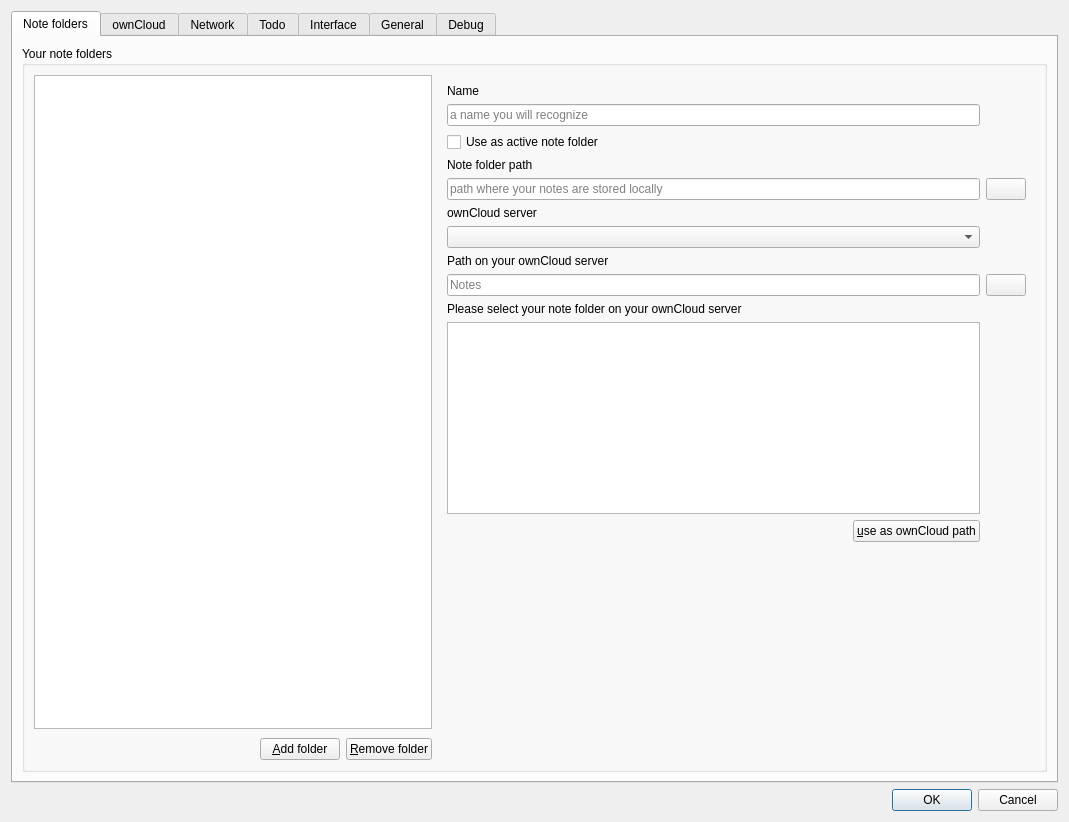
Qt form src/dialogs/settingsdialog.ui (pbek/QOwnNotes) before a commit.
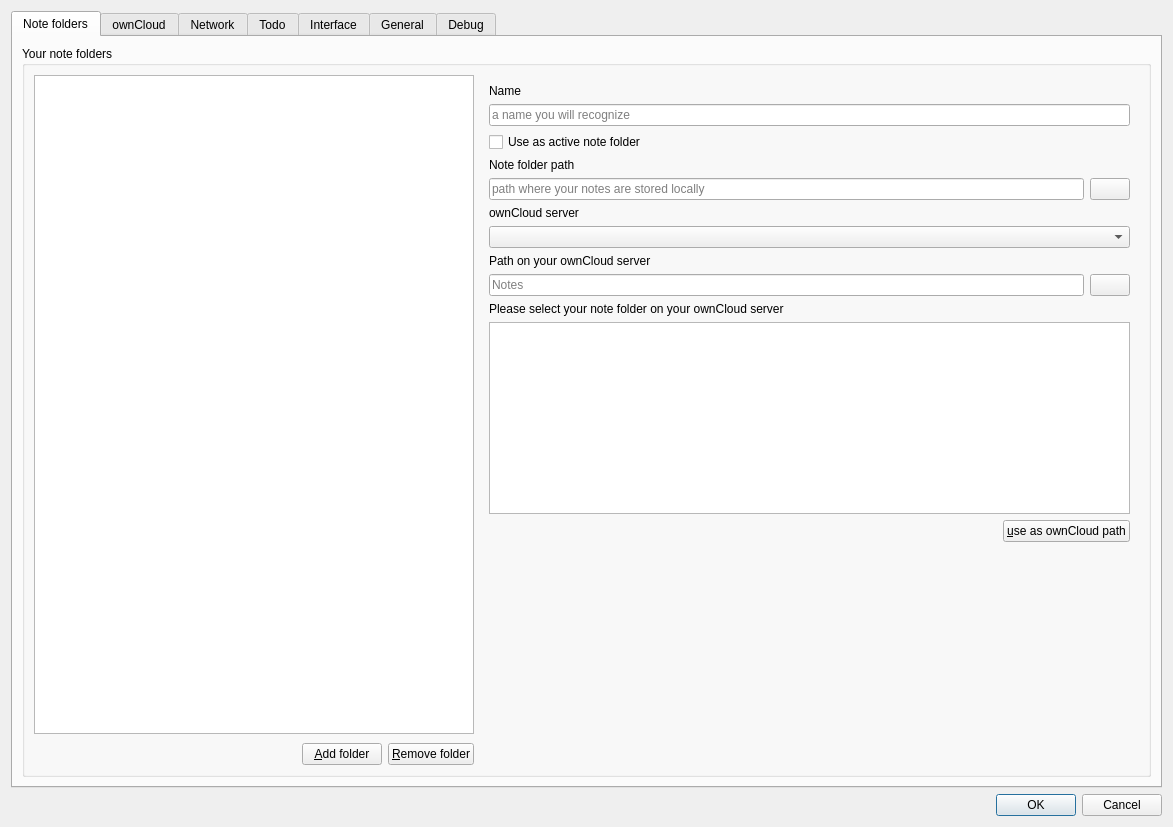
The same form after that commit. The open tabs and pages were chosen to show the change. Icons and pictures are not drawn. Custom widgets are drawn as their Qt base class.

```diff
--- a/src/dialogs/settingsdialog.ui
+++ b/src/dialogs/settingsdialog.ui
@@ -6,8 +6,8 @@
    <rect>
     <x>0</x>
     <y>0</y>
-    <width>1069</width>
-    <height>822</height>
+    <width>1173</width>
+    <height>827</height>
    </rect>
   </property>
   <property name="sizePolicy">
@@ -175,13 +175,6 @@
                  </property>
                 </widget>
                </item>
-               <item row="3" column="0">
-                <widget class="QLabel" name="label_13">
-                 <property name="text">
-                  <string>Note folder path</string>
-                 </property>
-                </widget>
-               </item>
                <item row="4" column="0">
                 <widget class="QLineEdit" name="noteFolderLocalPathLineEdit">
                  <property name="readOnly">
@@ -192,23 +185,6 @@
                  </property>
                 </widget>
                </item>
-               <item row="1" column="0">
-                <widget class="QLineEdit" name="noteFolderNameLineEdit">
-                 <property name="toolTip">
-                  <string>This name will be viewed in all the menus.</string>
-                 </property>
-                 <property name="placeholderText">
-                  <string>a name you will recognize</string>
-                 </property>
-                </widget>
-               </item>
-               <item row="0" column="0">
-                <widget class="QLabel" name="label_12">
-                 <property name="text">
-                  <string>Name</string>
-                 </property>
-                </widget>
-               </item>
                <item row="8" column="0">
                 <widget class="QLineEdit" name="noteFolderRemotePathLineEdit">
                  <property name="toolTip">
@@ -259,16 +235,6 @@
                  </layout>
                 </widget>
                </item>
-               <item row="7" column="0">
-                <widget class="QLabel" name="label_14">
-                 <property name="text">
-                  <string>Path on your ownCloud server</string>
-                 </property>
-                </widget>
-               </item>
-               <item row="6" column="0">
-                <widget class="QComboBox" name="noteFolderOwnCloudServerComboBox"/>
-               </item>
                <item row="8" column="1">
                 <widget class="QPushButton" name="noteFolderRemotePathButton">
                  <property name="toolTip">
@@ -283,7 +249,7 @@
                  </property>
                 </widget>
                </item>
-               <item row="9" column="0">
+               <item row="9" column="0" colspan="2">
                 <widget class="QFrame" name="noteFolderRemotePathTreeWidgetFrame">
                  <property name="frameShape">
                   <enum>QFrame::NoFrame</enum>
@@ -374,20 +340,54 @@
                  </layout>
                 </widget>
                </item>
-               <item row="2" column="0">
+               <item row="1" column="0" colspan="2">
+                <widget class="QLineEdit" name="noteFolderNameLineEdit">
+                 <property name="toolTip">
+                  <string>This name will be viewed in all the menus.</string>
+                 </property>
+                 <property name="placeholderText">
+                  <string>a name you will recognize</string>
+                 </property>
+                </widget>
+               </item>
+               <item row="2" column="0" colspan="2">
                 <widget class="QCheckBox" name="noteFolderActiveCheckBox">
                  <property name="text">
                   <string>Use as active note folder</string>
                  </property>
                 </widget>
                </item>
-               <item row="5" column="0">
+               <item row="5" column="0" colspan="2">
                 <widget class="QLabel" name="noteFolderOwnCloudServerLabel">
                  <property name="text">
                   <string>ownCloud server</string>
                  </property>
                 </widget>
                </item>
+               <item row="6" column="0" colspan="2">
+                <widget class="QComboBox" name="noteFolderOwnCloudServerComboBox"/>
+               </item>
+               <item row="7" column="0" colspan="2">
+                <widget class="QLabel" name="label_14">
+                 <property name="text">
+                  <string>Path on your ownCloud server</string>
+                 </property>
+                </widget>
+               </item>
+               <item row="0" column="0" colspan="2">
+                <widget class="QLabel" name="label_12">
+                 <property name="text">
+                  <string>Name</string>
+                 </property>
+                </widget>
+               </item>
+               <item row="3" column="0" colspan="2">
+                <widget class="QLabel" name="label_13">
+                 <property name="text">
+                  <string>Note folder path</string>
+                 </property>
+                </widget>
+               </item>
               </layout>
              </widget>
             </item>
```
Left out of the diff: 2 changed lines with no effect on the pictures.
